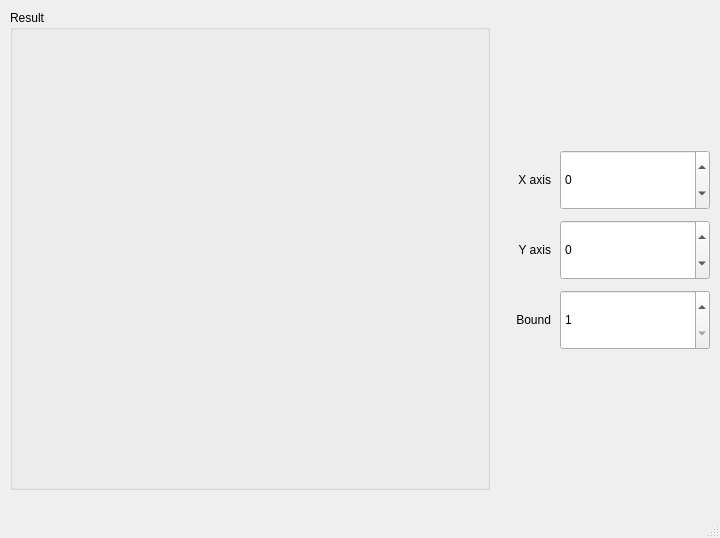
Before: the Qt Designer form mainwindow.ui in bob-0x10/marauders-triangle, drawn with Qt 5.
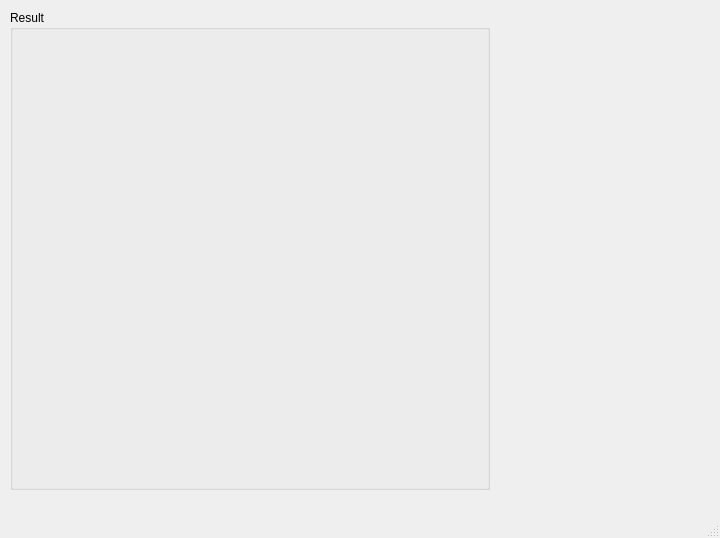
After: the same form once the commit is applied.

Commit message: [REAFCTOR] Remove useless feature

Patch:
```diff
--- a/mainwindow.ui
+++ b/mainwindow.ui
@@ -14,38 +14,6 @@
    <string>MainWindow</string>
   </property>
   <widget class="QWidget" name="centralwidget">
-   <widget class="QLabel" name="xAxisLable">
-    <property name="geometry">
-     <rect>
-      <x>500</x>
-      <y>170</y>
-      <width>51</width>
-      <height>20</height>
-     </rect>
-    </property>
-    <property name="text">
-     <string>X axis</string>
-    </property>
-    <property name="alignment">
-     <set>Qt::AlignRight|Qt::AlignTrailing|Qt::AlignVCenter</set>
-    </property>
-   </widget>
-   <widget class="QLabel" name="yAxisLable">
-    <property name="geometry">
-     <rect>
-      <x>500</x>
-      <y>240</y>
-      <width>51</width>
-      <height>20</height>
-     </rect>
-    </property>
-    <property name="text">
-     <string>Y axis</string>
-    </property>
-    <property name="alignment">
-     <set>Qt::AlignRight|Qt::AlignTrailing|Qt::AlignVCenter</set>
-    </property>
-   </widget>
    <widget class="QGroupBox" name="resultBox">
     <property name="geometry">
      <rect>
@@ -59,104 +27,6 @@
      <string>Result</string>
     </property>
    </widget>
-   <widget class="QSpinBox" name="xValue">
-    <property name="geometry">
-     <rect>
-      <x>560</x>
-      <y>150</y>
-      <width>150</width>
-      <height>60</height>
-     </rect>
-    </property>
-    <property name="sizePolicy">
-     <sizepolicy hsizetype="Fixed" vsizetype="Fixed">
-      <horstretch>0</horstretch>
-      <verstretch>0</verstretch>
-     </sizepolicy>
-    </property>
-    <property name="minimum">
-     <number>-240</number>
-    </property>
-    <property name="maximum">
-     <number>240</number>
-    </property>
-    <property name="value">
-     <number>0</number>
-    </property>
-   </widget>
-   <widget class="QLabel" name="boundLable">
-    <property name="geometry">
-     <rect>
-      <x>500</x>
-      <y>310</y>
-      <width>51</width>
-      <height>20</height>
-     </rect>
-    </property>
-    <property name="text">
-     <string>Bound</string>
-    </property>
-    <property name="alignment">
-     <set>Qt::AlignRight|Qt::AlignTrailing|Qt::AlignVCenter</set>
-    </property>
-   </widget>
-   <widget class="QSpinBox" name="yValue">
-    <property name="geometry">
-     <rect>
-      <x>560</x>
-      <y>220</y>
-      <width>150</width>
-      <height>60</height>
-     </rect>
-    </property>
-    <property name="sizePolicy">
-     <sizepolicy hsizetype="Fixed" vsizetype="Fixed">
-      <horstretch>0</horstretch>
-      <verstretch>0</verstretch>
-     </sizepolicy>
-    </property>
-    <property name="minimum">
-     <number>-240</number>
-    </property>
-    <property name="maximum">
-     <number>240</number>
-    </property>
-    <property name="value">
-     <number>0</number>
-    </property>
-   </widget>
-   <widget class="QSpinBox" name="boundValue">
-    <property name="geometry">
-     <rect>
-      <x>560</x>
-      <y>290</y>
-      <width>150</width>
-      <height>60</height>
-     </rect>
-    </property>
-    <property name="sizePolicy">
-     <sizepolicy hsizetype="Fixed" vsizetype="Fixed">
-      <horstretch>0</horstretch>
-      <verstretch>0</verstretch>
-     </sizepolicy>
-    </property>
-    <property name="minimum">
-     <number>1</number>
-    </property>
-    <property name="maximum">
-     <number>100</number>
-    </property>
-    <property name="value">
-     <number>1</number>
-    </property>
-   </widget>
-   <zorder>xAxisLable</zorder>
-   <zorder>yAxisLable</zorder>
-   <zorder>resultBox</zorder>
-   <zorder>boundLable</zorder>
-   <zorder>xValue</zorder>
-   <zorder>yValue</zorder>
-   <zorder>boundValue</zorder>
   </widget>
   <widget class="QMenuBar" name="menubar">
    <property name="geometry">
```
The commit also changes 2 other files.
